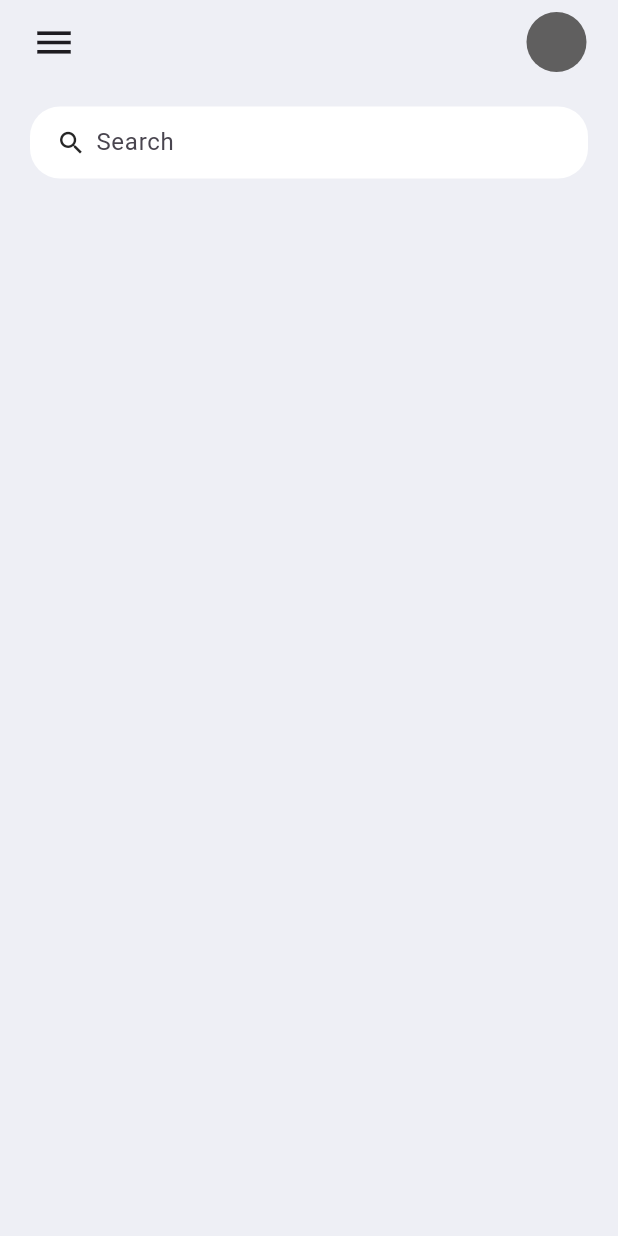
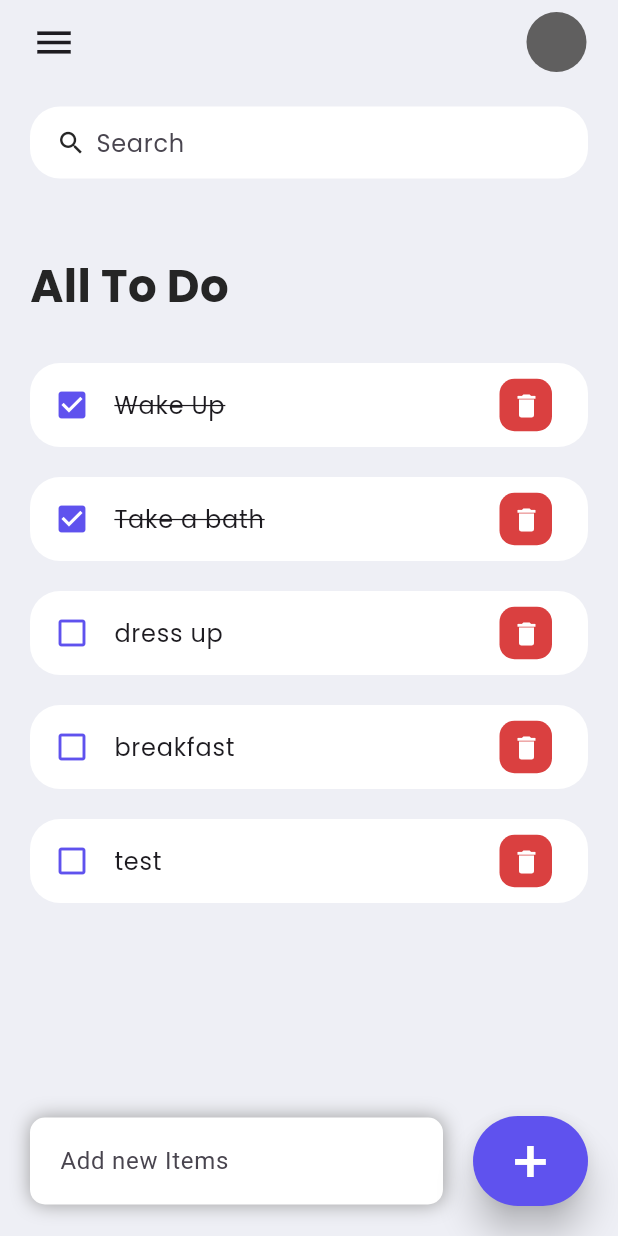
Before and after one commit to AstriaLfy/to-do-list-app, a Flutter app: the screen it shows after launch, on a phone screen of 412 x 824 dp. Run offline on Flutter 3.47's test engine with Material 3 defaults, Android fonts, the phone set to English and light mode, and no system bars; our stand-ins replace google_fonts.

Commit message:
Done func add

```diff
--- /dev/null
+++ b/lib/Widgets/todo_items.dart
@@ -0,0 +1,42 @@
+import 'package:flutter/material.dart';
+import 'package:google_fonts/google_fonts.dart';
+import 'package:to_do_list_app/Constants/colors.dart';
+import '../models/todo.dart';
+
+class TodoItems extends StatelessWidget {
+  final ToDo todo;
+  final ontodoChange;
+
+  const TodoItems({super.key, required this.todo, required this.ontodoChange});
+
+  @override
+  Widget build(BuildContext context) {
+    return Container(
+      margin: EdgeInsets.symmetric(vertical: 10),
+      child: ListTile(
+        onTap: (){
+          ontodoChange(todo);
+        },
+        shape: RoundedRectangleBorder(
+          borderRadius: BorderRadius.circular(20),
+        ),
+        tileColor: Colors.white,
+        leading: Icon(todo.isDone ? Icons.check_box: Icons.check_box_outline_blank, color: tdBlue,),
+        title: Text(todo.todoText!, style: GoogleFonts.poppins(decoration: todo.isDone ? TextDecoration.lineThrough: null),
+        ),
+        trailing: Container(
+          padding: EdgeInsets.all(0),
+          margin: EdgeInsets.symmetric(vertical: 10),
+          height: 35, width: 35,
+          decoration: BoxDecoration(
+            color: tdRed,
+            borderRadius: BorderRadius.circular(10)
+          ),child: Center( child:
+            IconButton(onPressed:() {print("delete test");}, icon: Icon(Icons.delete, color: Colors.white,), iconSize: 20,
+            ),
+        )
+        ),
+      )
+    );
+  }
+}
--- a/lib/home.dart
+++ b/lib/home.dart
@@ -1,56 +1,132 @@
 import 'package:flutter/material.dart';
+import 'package:google_fonts/google_fonts.dart';
 import 'package:to_do_list_app/Constants/colors.dart';
+import 'Widgets/todo_items.dart';
+import 'models/todo.dart';
 
 class Home extends StatefulWidget {
-  const Home({super.key});
+  Home({Key? key}) : super(key: key);
 
   @override
   State<Home> createState() => _HomeState();
 }
 
 class _HomeState extends State<Home> {
+  final todosList = ToDo.todoList();
+
   @override
   Widget build(BuildContext context) {
     return Scaffold(
       backgroundColor: bgColor,
       appBar: _buildAppbar(),
-        body:
+      body: Stack(
+        children: [
           Container(
             padding: EdgeInsets.symmetric(horizontal: 20, vertical: 15),
             child: Column(
               children: [
-          searchBox()
+                searchBox(),
+                Expanded(
+                  child: ListView(
+                    children: [
+                      Container(
+                        margin: EdgeInsets.only(top: 50, bottom: 20),
+                        child: Text(
+                          "All To Do",
+                          style: GoogleFonts.poppins(
+                            fontSize: 30,
+                            color: tdBlack,
+                            fontWeight: FontWeight.w700,
+                          ),
+                        ),
+                      ),
+                      for (ToDo todoo in todosList) TodoItems(todo: todoo, ontodoChange: _handleTodoChange,),
                     ],
                   ),
+                ),
+              ],
+            ),
+          ),
+          Align(
+            alignment: Alignment.bottomCenter,
+            child: Row(
+              children: [
+                Expanded(
+                  child: Container(
+                    margin: EdgeInsets.only(bottom: 20, right: 20, left: 20),
+                    padding: EdgeInsets.symmetric(horizontal: 20, vertical: 5),
+                    decoration: BoxDecoration(
+                      color: Colors.white,
+                      boxShadow: const [
+                        // Use a list for multiple shadows if needed
+                        BoxShadow(
+                          color: Colors.grey, // Shadow color
+                          offset: Offset(
+                            0.0,
+                            0.0,
+                          ), // X: no shift, Y: 5 pixels down
+                          blurRadius: 10, // **Key for softness**
+                          spreadRadius: 0, // Slightly expands the shadow
+                        ),
+                      ],
+                      borderRadius: BorderRadius.circular(10),
+                    ),
+                    child: TextField(
+                      decoration: InputDecoration(
+                        hintText: "Add new Items",
+                        border: InputBorder.none,
+                      ),
+                    ),
+                  ),
+                ),
+
+                Container(
+                  margin: EdgeInsets.only(bottom: 20, right: 20),
+                  child: ElevatedButton( style: ElevatedButton.styleFrom(backgroundColor: tdBlue, minimumSize: Size(60, 60), elevation: 10,),
+                      onPressed: (){}, child: Text("+", style: GoogleFonts.poppins(fontSize: 40, color: Colors.white),)
+                  ),
+
+                )
+              ],
+            ),
+          ),
+        ],
       ),
     );
 
   }
+
+  void _handleTodoChange(ToDo todo){
+    setState(() {
+      todo.isDone =!todo.isDone;
+    });
+  }
 }
 
 
-Widget searchBox(){
+
+
+Widget searchBox() {
   return Container(
     padding: EdgeInsets.symmetric(horizontal: 15),
     decoration: BoxDecoration(
       color: Colors.white,
-        borderRadius: BorderRadius.circular(20)
-    ),child: TextField(
+      borderRadius: BorderRadius.circular(20),
+    ),
+    child: TextField(
       decoration: InputDecoration(
         contentPadding: EdgeInsets.all(0),
-        prefixIcon: Icon(Icons.search, color: tdBlack, size: 20,),
-        prefixIconConstraints: BoxConstraints(
-            maxHeight: 20,
-            minWidth: 25
-        ),
+        prefixIcon: Icon(Icons.search, color: tdBlack, size: 20),
+        prefixIconConstraints: BoxConstraints(maxHeight: 20, minWidth: 25),
         border: InputBorder.none,
-        hintText: "Search"
+        hintText: "Search",
+        hintStyle: GoogleFonts.poppins(),
       ),
     ),
   );
 }
 
-AppBar _buildAppbar(){
+AppBar _buildAppbar() {
   return AppBar(
     backgroundColor: bgColor,
     elevation: 0,
@@ -59,15 +135,15 @@ AppBar _buildAppbar(){
       child: Row(
         mainAxisAlignment: MainAxisAlignment.spaceBetween,
         children: [
-          Icon(Icons.menu, size: 30,),
+          Icon(Icons.menu, size: 30),
           Container(
             height: 40,
             width: 40,
             decoration: BoxDecoration(
               color: tdGrey,
-                borderRadius: BorderRadius.circular(30)
+              borderRadius: BorderRadius.circular(30),
             ),
-          )
+          ),
         ],
       ),
     ),
--- /dev/null
+++ b/lib/models/todo.dart
@@ -0,0 +1,23 @@
+class ToDo{
+  String? id;
+  String? todoText;
+  bool isDone;
+
+
+  ToDo({
+    required this.id,
+    required this.todoText,
+    this.isDone =  false
+  });
+
+  static List<ToDo> todoList(){
+    return[
+      ToDo(id: "01", todoText: "Wake Up", isDone: true),
+      ToDo(id: "02", todoText: "Take a bath", isDone: true),
+      ToDo(id: "03", todoText: "dress up", ),
+      ToDo(id: "04", todoText: "breakfast", ),
+      ToDo(id: "05", todoText: "test")
+    ];
+  }
+
+}
```
Lines whose indentation alone changed are shown as unchanged.
